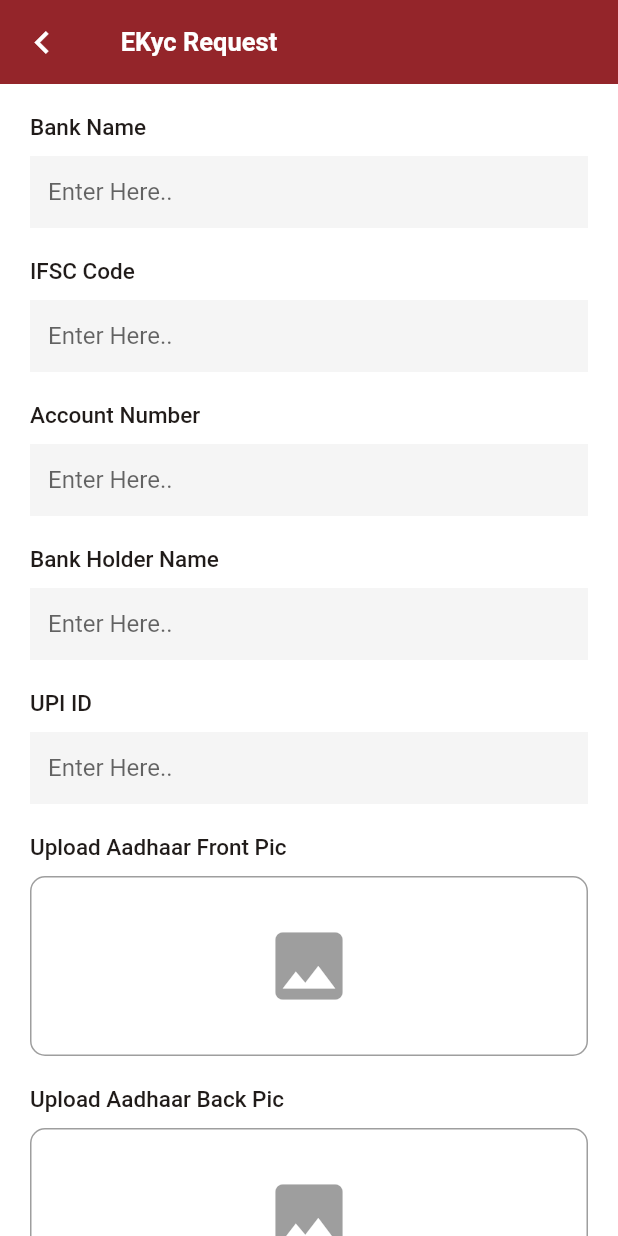
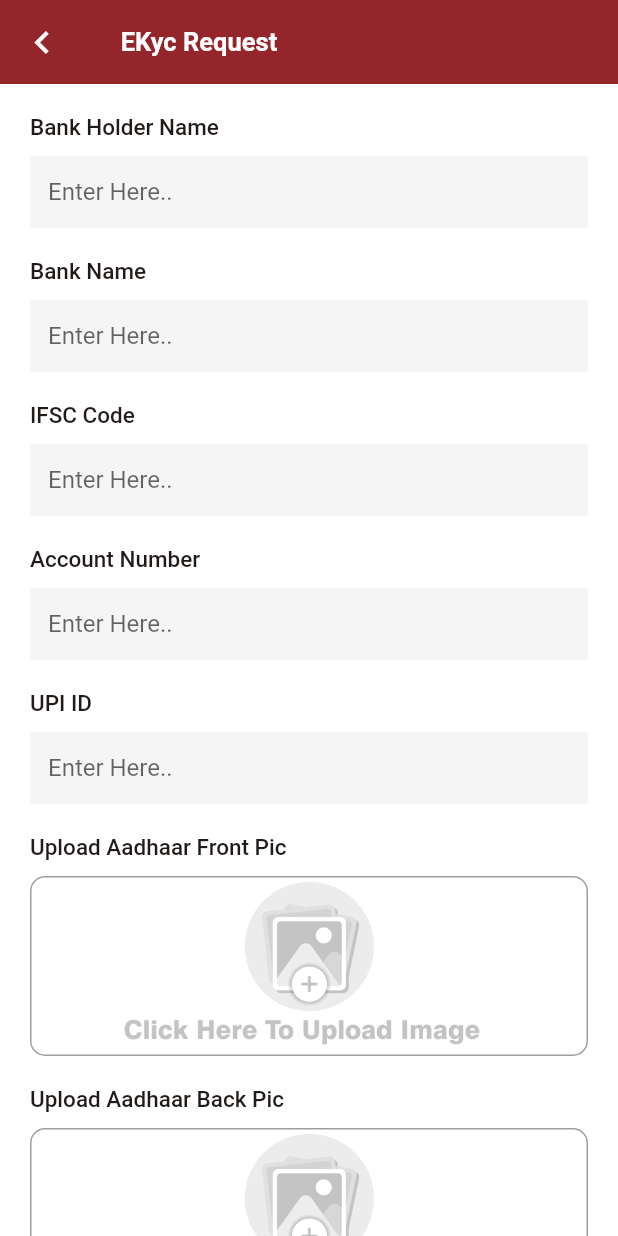
Before and after one commit to chandan123-pradhan/MyFancy11-App, a Flutter app: the EkycFormScreen screen opened directly, on a phone screen of 412 x 824 dp. Run offline on Flutter 3.47's test engine with Material 2 defaults, Android fonts, the phone set to English and light mode, and no system bars; our stand-ins replace cached_network_image, carousel_slider, device_info_plus, firebase_auth, firebase_core, firebase_messaging and 16 more; missing offline and left inert: cashfree_pg, flutter_facebook_auth, just_the_tooltip, upi_india; accounts and stored records are empty; network calls fail.

Commit message:
all bug done

```diff
--- a/lib/src/controllers/referal_controller.dart
+++ b/lib/src/controllers/referal_controller.dart
@@ -16,7 +16,7 @@ class RefferalController extends GetxController {
       Map parameter = {};
       var response = await apiProvider.postAfterAuth(
           routeUrl: NetworkConstant.refferData, bodyParams: parameter);
-      // debugger();
+       debugger();
       if (response['status'] == 404) {
         isError = true;
       } else {
--- a/lib/src/models/GetMatchesApiResponse.dart
+++ b/lib/src/models/GetMatchesApiResponse.dart
@@ -132,7 +132,7 @@ class Matches {
     team1 = Team1.fromJson(json['team1']);
     team2 = Team2.fromJson(json['team2']);
     is_subscribe=json['is_subscribe'].toString();
-    vanue=json['vanue'].toString();
+    vanue=json['venue'].toString();
   }
 
   Map<String, dynamic> toJson() {
@@ -171,7 +171,7 @@ class Matches {
     _data['team1'] = team1.toJson();
     _data['team2'] = team2.toJson();
     _data['is_subscribe']=is_subscribe;
-    _data['vanue']=vanue;
+    _data['venue']=vanue;
     return _data;
   }
 }
--- a/lib/src/ui/screens/auth_screens/login_screen.dart
+++ b/lib/src/ui/screens/auth_screens/login_screen.dart
@@ -239,7 +239,7 @@ class _LoginScreenState extends State<LoginScreen> {
               );
             },
             child: Text(
-              "No a member? Register",
+              "Not a member? Register",
               style: TextStyle(
                   color: Colors.black,
                   fontSize: 12,
@@ -271,7 +271,7 @@ class _LoginScreenState extends State<LoginScreen> {
                 Row(
                   children: [
                     Text(
-                      "I Agree all ",
+                      "I Agree all to ",
                       style: TextStyle(
                           color: Colors.black,
                           fontSize: 12,
--- a/lib/src/ui/screens/auth_screens/register_screen.dart
+++ b/lib/src/ui/screens/auth_screens/register_screen.dart
@@ -189,7 +189,7 @@ class _RegisterScreenState extends State<RegisterScreen> {
               enabled: true,
               onChanged: (val) {},
               decoration: InputDecoration(
-                  filled: true, hintText: "Email or Mobile No."),
+                  filled: true, hintText: "Mobile No."),
             ),
           ),
           Padding(
@@ -271,7 +271,7 @@ class _RegisterScreenState extends State<RegisterScreen> {
                 Row(
                   children: [
                     Text(
-                      "I Agree all ",
+                      "I Agree all to ",
                       style: TextStyle(
                           color: Colors.black,
                           fontSize: 12,
--- a/lib/src/ui/screens/home_tab/fantacy_tab.dart
+++ b/lib/src/ui/screens/home_tab/fantacy_tab.dart
@@ -240,7 +240,7 @@ class _FantacyTabState extends State<FantacyTab> {
                   child: Container(
                     alignment: Alignment.centerLeft,
                     child: const Text(
-                      "Upcomming Matches",
+                      "Upcoming Matches",
                       style: TextStyle(
                           color: ColorConstant.primaryBlackColor,
                           fontSize: 13,
--- a/lib/src/ui/screens/home_tab/pick_player_screen.dart
+++ b/lib/src/ui/screens/home_tab/pick_player_screen.dart
@@ -413,7 +413,7 @@ width: 30,
                                           MainAxisAlignment.center,
                                       children: [
                                         Text(
-                                          "Vanue:-",
+                                          "Venue:-",
                                           style: TextStyle(
                                               color: Colors.white,
                                               fontSize: 10,
--- a/lib/src/ui/screens/wallets/ekyc_form_screen.dart
+++ b/lib/src/ui/screens/wallets/ekyc_form_screen.dart
@@ -101,6 +101,12 @@ class _EkycFormScreenState extends State<EkycFormScreen> {
                           SizedBox(
                             height: 20,
                           ),
+                           _getItemWidget(
+                              title: 'Bank Holder Name',
+                              tController: _bankHolderNameController),
+                          SizedBox(
+                            height: 20,
+                          ),
                           _getItemWidget(
                               title: 'Bank Name',
                               tController: _bankNameController),
@@ -118,12 +124,7 @@ class _EkycFormScreenState extends State<EkycFormScreen> {
                           SizedBox(
                             height: 20,
                           ),
-                          _getItemWidget(
-                              title: 'Bank Holder Name',
-                              tController: _bankHolderNameController),
-                          SizedBox(
-                            height: 20,
-                          ),
+
                           _getItemWidget(
                               title: 'UPI ID', tController: _upiIdController),
                           SizedBox(
@@ -186,6 +187,12 @@ class _EkycFormScreenState extends State<EkycFormScreen> {
                                                   border: Border.all(
                                                       width: 1,
                                                       color: Colors.black38),
+image: DecorationImage(image:
+AssetImage('assets/new_icons/image_upload_placeholder.jpg'),
+fit: BoxFit.contain
+
+)
+
                                                 )
                                               : BoxDecoration(
                                                   borderRadius:
@@ -200,11 +207,7 @@ class _EkycFormScreenState extends State<EkycFormScreen> {
                                                       fit: BoxFit.fill)),
                                           alignment: Alignment.center,
                                           child: _addhaar_front_pic == null
-                                              ? Icon(
-                                                  Icons.image,
-                                                  size: 60,
-                                                  color: Colors.black38,
-                                                )
+                                              ? Container()
                                               : imageUploading == true &&
                                                       aadhaar_front_pic_url ==
                                                           ''
@@ -255,6 +258,10 @@ class _EkycFormScreenState extends State<EkycFormScreen> {
                                                       image: NetworkImage(
                                                           _aadhar_back_pic),
                                                       fit: BoxFit.fill)
+
+
+
+
                                                   : DecorationImage(
                                                       image: FileImage(File(
                                                           _aadhar_back_pic
@@ -275,6 +282,12 @@ class _EkycFormScreenState extends State<EkycFormScreen> {
                                                   border: Border.all(
                                                       width: 1,
                                                       color: Colors.black38),
+
+                                              image: DecorationImage(image:
+AssetImage('assets/new_icons/image_upload_placeholder.jpg'),
+fit: BoxFit.contain
+
+)
                                                 )
                                               : BoxDecoration(
                                                   borderRadius:
@@ -289,11 +302,7 @@ class _EkycFormScreenState extends State<EkycFormScreen> {
                                                       fit: BoxFit.fill)),
                                           alignment: Alignment.center,
                                           child: _aadhar_back_pic == null
-                                              ? Icon(
-                                                  Icons.image,
-                                                  size: 60,
-                                                  color: Colors.black38,
-                                                )
+                                              ? Container()
                                               : imageUploading == true &&
                                                       aadhar_back_pic_url == ''
                                                   ? CircularProgressIndicator(
@@ -361,6 +370,12 @@ class _EkycFormScreenState extends State<EkycFormScreen> {
                                                   border: Border.all(
                                                       width: 1,
                                                       color: Colors.black38),
+
+                                              image: DecorationImage(image:
+AssetImage('assets/new_icons/image_upload_placeholder.jpg'),
+fit: BoxFit.contain
+
+)
                                                 )
                                               : BoxDecoration(
                                                   borderRadius:
@@ -374,11 +389,7 @@ class _EkycFormScreenState extends State<EkycFormScreen> {
                                                       fit: BoxFit.fill)),
                                           alignment: Alignment.center,
                                           child: _pan_pic == null
-                                              ? Icon(
-                                                  Icons.image,
-                                                  size: 60,
-                                                  color: Colors.black38,
-                                                )
+                                              ?Container()
                                               : imageUploading == true &&
                                                       pan_pic_url == ''
                                                   ? CircularProgressIndicator(
@@ -614,7 +625,7 @@ class _EkycFormScreenState extends State<EkycFormScreen> {
         _addhaar_front_pic = await picker.pickImage(source: src);
         setState(() {});
         if (_addhaar_front_pic != null) {
-          debugger();
+          // debugger();
           return File(_addhaar_front_pic.path);
           // TODO: Upload the picked image to Firebase Storage
         } else {
--- a/lib/src/ui/widgets/current_match_card_widget.dart
+++ b/lib/src/ui/widgets/current_match_card_widget.dart
@@ -259,7 +259,7 @@ flag: 'Upcoming Match',
                             child: Container(
                           alignment: Alignment.centerLeft,
                           child: Text(
-                           widget.myMatchModel.mega=='0'? " Comming Soon":'₹'+widget.myMatchModel.mega,
+                           widget.myMatchModel.mega=='0'? " Coming Soon":'₹'+widget.myMatchModel.mega,
                             style: TextStyle(
                                 color: ColorConstant.primaryBlackColor,
                                 fontSize: 11,
--- a/lib/src/ui/widgets/upcomming_matches_card_widget.dart
+++ b/lib/src/ui/widgets/upcomming_matches_card_widget.dart
@@ -378,7 +378,7 @@ class _UpcommingMatchCardWidgetState extends State<UpcommingMatchCardWidget> {
                                           padding: const EdgeInsets.all(5.0),
                                           child: Text(
                                      widget
-                                              .matches.mega=='0'?'Mega Comming Soon':
+                                              .matches.mega=='0'?'Mega Coming Soon':
 
                                             "Mega ₹${widget
                                               .matches.mega}",
```
Also changed, not shown: lib/src/controllers/splash_controller.dart (+5 -2 lines), lib/src/ui/screens/auth_screens/set_name_and_profile_image_screen.dart (+29 -29 lines), lib/src/ui/screens/home_tab/profile_page.dart (+27 -27 lines), lib/src/ui/screens/home_tab/upcomming_matches_details.dart (+8 -8 lines), lib/src/ui/screens/refer_and_earn_screen.dart (+5 -5 lines), lib/src/ui/screens/wallets/wallet_screen.dart (+15 -12 lines), assets/new_icons/image_upload_placeholder.jpg (added).
